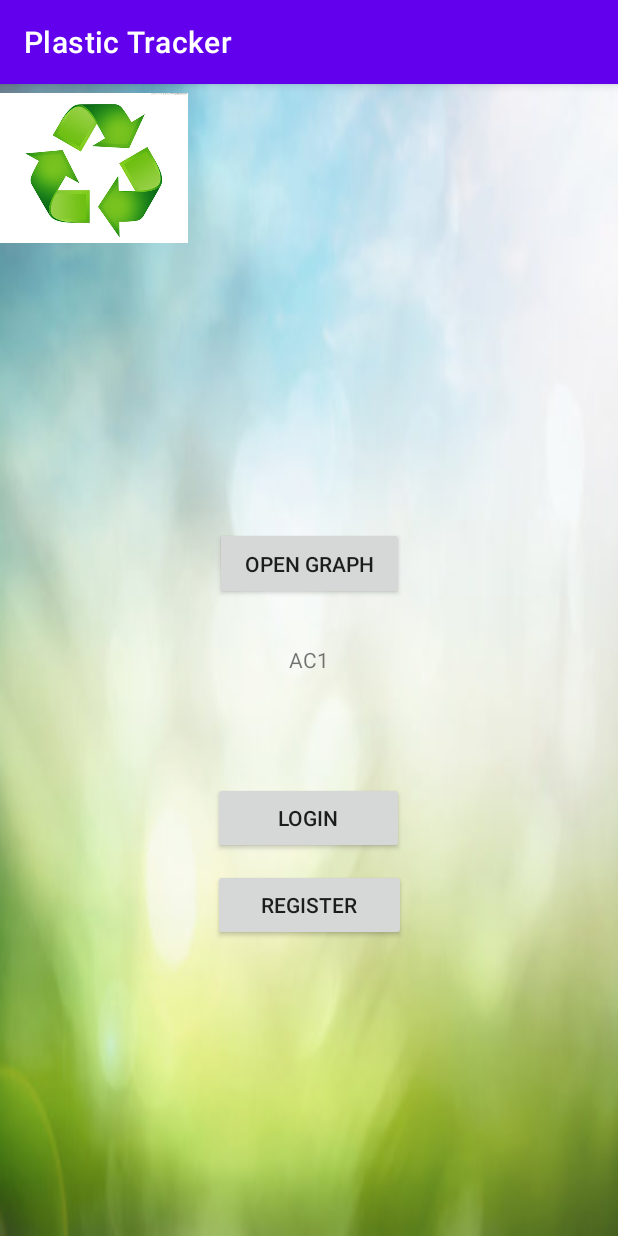
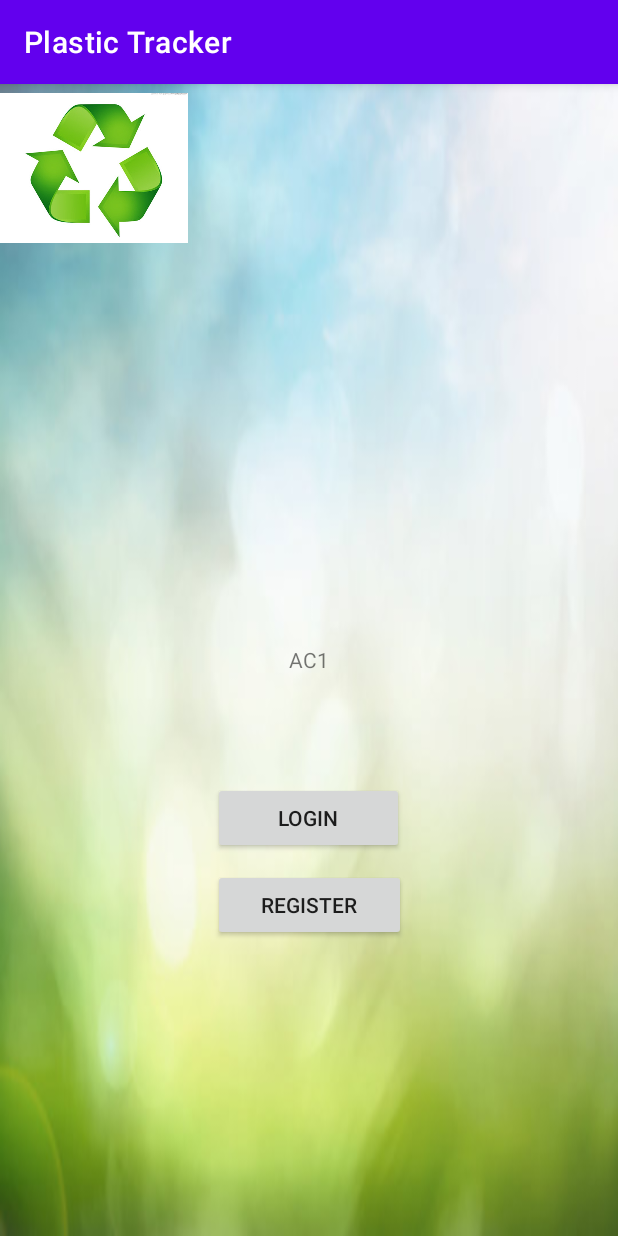
Before and after one commit to DrMeihoff/CSC2033-Team-7, an Android app: the screen it shows after launch (MainActivity), on a phone screen of 412 x 824 dp. Run offline under Robolectric (Android 15) with nearby library versions, the phone set to English and light mode, and no system bars; our stand-ins replace Firebase (no records; nobody signed in at launch, a user with empty details on screens opened directly).

Commit message:
Stopped Graph being Visible for non-Logged users

```diff
--- a/app/src/main/java/com/csc/plastictracker/MainActivity.java
+++ b/app/src/main/java/com/csc/plastictracker/MainActivity.java
@@ -103,11 +103,13 @@ public class MainActivity extends AppCompatActivity {
             buttonRegister.setVisibility(View.VISIBLE);
             buttonLogin.setVisibility(View.VISIBLE);
             buttonLogout.setVisibility(View.INVISIBLE);
+            buttonGraph.setVisibility(View.INVISIBLE);
             button.setVisibility(View.INVISIBLE);
         } else {
             buttonRegister.setVisibility(View.INVISIBLE);
             buttonLogin.setVisibility(View.INVISIBLE);
             buttonLogout.setVisibility(View.VISIBLE);
+            buttonGraph.setVisibility(View.VISIBLE);
             button.setVisibility(View.VISIBLE);
         }
     }
```
